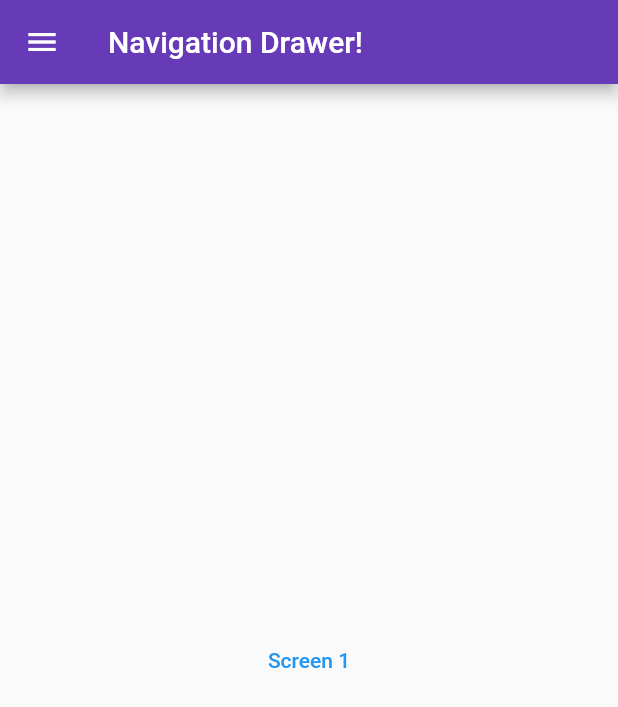
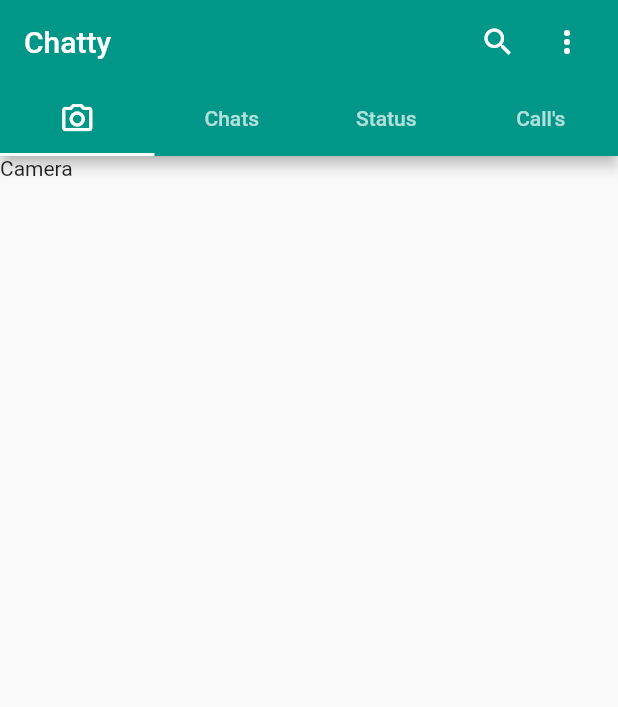
Before and after one commit to Mularbo/flutter_learning_2, a Flutter app: the screen it shows after launch, on a phone screen of 412 x 824 dp. Shown: the top 707 px of the screen. Run offline on Flutter 3.47's test engine with Material 2 defaults, Android fonts, the phone set to English and light mode, and no system bars.

Commit message:
chap 6 simple whatsapp clone ui

```diff
--- a/lib/home_screen.dart
+++ b/lib/home_screen.dart
@@ -1,10 +1,7 @@
-import 'package:flutter/cupertino.dart';
 import 'package:flutter/material.dart';
-import 'package:tb_course/screen_two.dart';
 
 class HomeScreen extends StatefulWidget {
   const HomeScreen({super.key});
-  static const String id = 'home_screen';
 
   @override
   State<HomeScreen> createState() => _HomeScreenState();
@@ -13,51 +10,77 @@ class HomeScreen extends StatefulWidget {
 class _HomeScreenState extends State<HomeScreen> {
   @override
   Widget build(BuildContext context) {
-    return Scaffold(
-      appBar: AppBar(
-        title: const Text("Navigation Drawer!"),
-        backgroundColor: Colors.deepPurple,
-      ),
-      drawer: Drawer(
-        child: ListView(
-          padding: EdgeInsets.zero,
-          children: [
-            const UserAccountsDrawerHeader(
-              decoration: BoxDecoration(
-                  color: Colors.deepPurple,
-                  borderRadius: BorderRadius.only(
-                      bottomLeft: Radius.circular(10),
-                      bottomRight: Radius.circular(10))),
-              accountName: Text("data"),
-              accountEmail: Text("some@gmail.com"),
-              currentAccountPicture: CircleAvatar(
-                backgroundImage: AssetImage(
-                  "assets/images/logo.png",
-                ),
+    return DefaultTabController(
+        length: 4,
+        child: Scaffold(
+          appBar: AppBar(
+            title: Text("Chatty"),
+            bottom: const TabBar(tabs: [
+              Tab(
+                child: Icon(Icons.camera_alt_outlined),
               ),
+              Tab(
+                child: Text("Chats"),
+              ),
+              Tab(
+                child: Text("Status"),
+              ),
+              Tab(
+                child: Text("Call's"),
+              ),
+            ]),
+            actions: [
+              const Icon(Icons.search),
+              const SizedBox(
+                width: 10,
+              ),
+              PopupMenuButton(
+                icon: Icon(Icons.more_vert_outlined),
+                itemBuilder: ((
+                  context,
+                ) =>
+                    const [
+                      PopupMenuItem(value: 1, child: Text("New Group")),
+                      PopupMenuItem(value: 1, child: Text("Settings"))
+                    ]),
+              ),
+              const SizedBox(
+                width: 10,
+              ),
+            ],
+          ),
+          body: TabBarView(children: [
+            Text("Camera"),
+            ListView.builder(
+              itemBuilder: ((context, index) {
+                return const ListTile(
+                  leading: CircleAvatar(
+                    backgroundImage: NetworkImage(
+                        "https://c4.wallpaperflare.com/wallpaper/621/286/348/keanu-reeves-keanu-reeves-parabellum-john-wick-john-wick-hd-wallpaper-preview.jpg"),
+                  ),
+                  title: Text("Jhon Wick"),
+                  subtitle: Text("kesa hai bhai?"),
+                  trailing: Text("6:30 pm"),
+                );
+              }),
+              itemCount: 10,
             ),
-            ListTile(
-              leading: const Icon(CupertinoIcons.profile_circled),
-              title: const Text("Profile"),
-              onTap: (() {
-                Navigator.pushNamed(context, ScreenTwo.id);
+            Text("Status"),
+            ListView.builder(
+              itemBuilder: ((context, index) {
+                return const ListTile(
+                  leading: CircleAvatar(
+                    backgroundImage: NetworkImage(
+                        "https://c4.wallpaperflare.com/wallpaper/621/286/348/keanu-reeves-keanu-reeves-parabellum-john-wick-john-wick-hd-wallpaper-preview.jpg"),
+                  ),
+                  title: Text("Jhon Wick"),
+                  subtitle: Align(
+                      alignment: Alignment.bottomLeft, child: Icon(Icons.call)),
+                  trailing: Text("6:30 pm"),
+                );
               }),
             )
-          ],
-        ),
-      ),
-      body: Column(
-        mainAxisAlignment: MainAxisAlignment.center,
-        crossAxisAlignment: CrossAxisAlignment.center,
-        children: [
-          Center(
-              child: TextButton(
-                  onPressed: () {
-                    Navigator.pushNamed(context, ScreenTwo.id);
-                  },
-                  child: Text("Screen 1")))
-        ],
-      ),
-    );
+          ]),
+        ));
   }
 }
--- a/lib/main.dart
+++ b/lib/main.dart
@@ -1,6 +1,5 @@
 import 'package:flutter/material.dart';
 import 'package:tb_course/home_screen.dart';
-import 'package:tb_course/screen_two.dart';
 
 void main() {
   runApp(MyApp());
@@ -13,11 +12,10 @@ class MyApp extends StatelessWidget {
   Widget build(BuildContext context) {
     return MaterialApp(
       debugShowCheckedModeBanner: false,
-      initialRoute: HomeScreen.id,
-      routes: {
-        HomeScreen.id: (context) => HomeScreen(),
-        ScreenTwo.id: (context) => ScreenTwo(),
-      },
+      theme: ThemeData(
+        primarySwatch: Colors.teal,
+      ),
+      home: HomeScreen(),
     );
   }
 }
```
Also changed, not shown: lib/screen_two.dart (deleted, +0 -38 lines).
